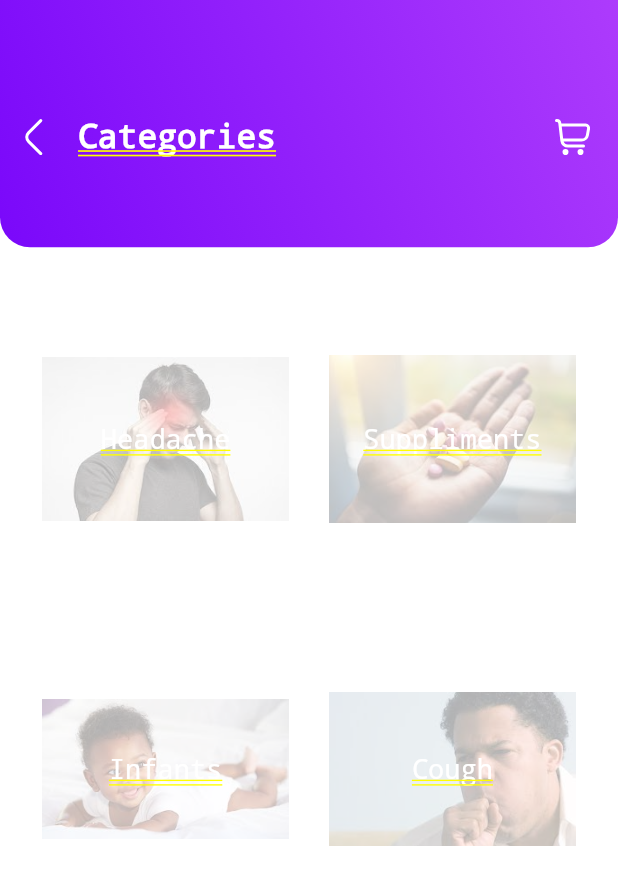
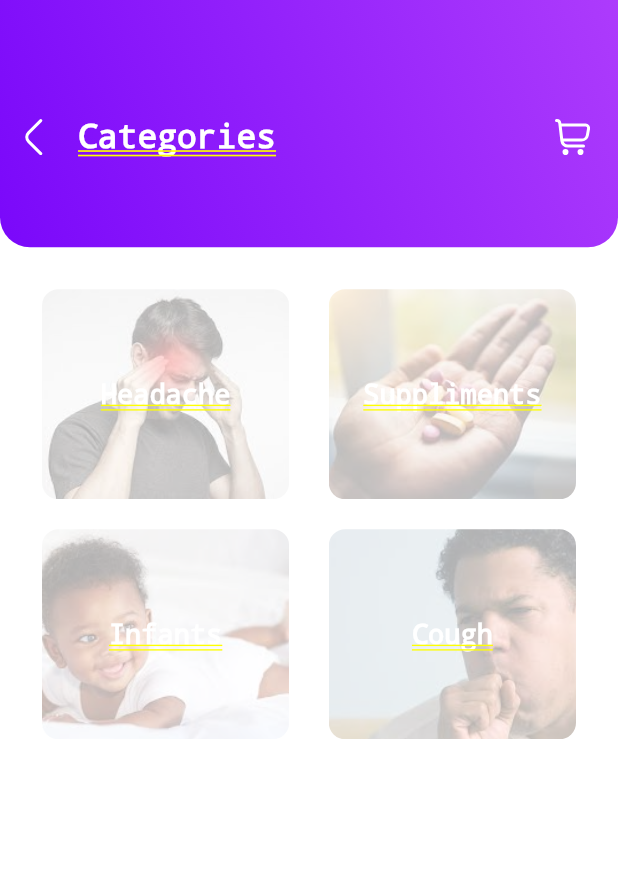
Before and after one commit to George-Onyango/health-repo, a Flutter app: the screen it shows after launch, after a tap on "View All", on a phone screen of 412 x 824 dp. Shown: the top 885 px of the screen. Run offline on Flutter 3.47's test engine with Material 2 defaults, Android fonts, the phone set to English and light mode, and no system bars; our stand-ins replace bloc, flutter_svg.

Commit message:
house keeping

```diff
--- a/lib/Screens/categories.dart
+++ b/lib/Screens/categories.dart
@@ -122,15 +122,16 @@ class Headache extends StatelessWidget {
           "Headache",
           style: TextStyle(
             fontSize: 18,
-            fontWeight: FontWeight.w500,
+            fontWeight: FontWeight.w600,
             color: Colors.white,
           ),
         ),
       ),
-      height: 200,
+      height: 140,
       decoration: BoxDecoration(
         borderRadius: BorderRadius.circular(10.9505),
         image: DecorationImage(
+            fit: BoxFit.cover,
             image: const ExactAssetImage("images/headache.jpeg"),
             colorFilter: ColorFilter.mode(
                 Colors.black.withOpacity(0.3), BlendMode.dstATop)),
@@ -152,18 +153,20 @@ class Suppliments extends StatelessWidget {
           "Suppliments",
           style: TextStyle(
             fontSize: 18,
-            fontWeight: FontWeight.w500,
+            fontWeight: FontWeight.w600,
             color: Colors.white,
           ),
         ),
       ),
-      height: 200,
+      height: 140,
       decoration: BoxDecoration(
         borderRadius: BorderRadius.circular(10.9505),
         image: DecorationImage(
+          fit: BoxFit.cover,
           image: const ExactAssetImage("images/suppliments.jpeg"),
           colorFilter: ColorFilter.mode(
-              Colors.black.withOpacity(0.3), BlendMode.dstATop),
+              const Color.fromARGB(255, 2, 2, 2).withOpacity(0.3),
+              BlendMode.dstATop),
         ),
       ),
     );
@@ -183,15 +186,16 @@ class Infants extends StatelessWidget {
           "Infants",
           style: TextStyle(
             fontSize: 18,
-            fontWeight: FontWeight.w500,
+            fontWeight: FontWeight.w600,
             color: Colors.white,
           ),
         ),
       ),
-      height: 200,
+      height: 140,
       decoration: BoxDecoration(
         borderRadius: BorderRadius.circular(10.9505),
         image: DecorationImage(
+            fit: BoxFit.cover,
             image: const ExactAssetImage("images/infants.jpeg"),
             colorFilter: ColorFilter.mode(
                 Colors.black.withOpacity(0.3), BlendMode.dstATop)),
@@ -213,15 +217,16 @@ class Cough extends StatelessWidget {
           "Cough",
           style: TextStyle(
             fontSize: 18,
-            fontWeight: FontWeight.w500,
+            fontWeight: FontWeight.w600,
             color: Colors.white,
           ),
         ),
       ),
-      height: 200,
+      height: 140,
       decoration: BoxDecoration(
         borderRadius: BorderRadius.circular(10.9505),
         image: DecorationImage(
+            fit: BoxFit.cover,
             image: const ExactAssetImage("images/cough.jpeg"),
             colorFilter: ColorFilter.mode(
                 Colors.black.withOpacity(0.3), BlendMode.dstATop)),
--- a/lib/Screens/medicine.dart
+++ b/lib/Screens/medicine.dart
@@ -2,6 +2,7 @@ import 'package:flutter/material.dart';
 import 'package:health_app/Screens/cart.dart';
 import 'package:health_app/Screens/categories.dart';
 import 'package:health_app/constanst/colors.dart';
+import 'package:health_app/widget/category.dart';
 
 class PharmacyScreen extends StatelessWidget {
   const PharmacyScreen({Key? key}) : super(key: key);
@@ -88,11 +89,7 @@ class PharmacyScreen extends StatelessWidget {
                   ),
                 ],
               ),
-              Row(
-                children: const[
-                  Category()
-                ],
-              )
+                 const CategoryList()
             ],
           ),
           const SizedBox(
--- a/lib/widget/category.dart
+++ b/lib/widget/category.dart
@@ -1,13 +1,33 @@
 import 'package:flutter/material.dart';
+import 'package:health_app/Screens/categories.dart';
 
-class Category extends StatelessWidget {
-  const Category({ Key? key }) : super(key: key);
+class CategoryList extends StatelessWidget {
+  const CategoryList({Key? key}) : super(key: key);
 
   @override
   Widget build(BuildContext context) {
-    return Container(
+    return SizedBox(
+      height: 150,
       child: ListView(
-
+        scrollDirection: Axis.horizontal,
+        children: const [
+          Padding(
+            padding: EdgeInsets.all(8.0),
+            child: Headache(),
+          ),
+          Padding(
+            padding: EdgeInsets.all(8.0),
+            child: Suppliments(),
+          ),
+          Padding(
+            padding: EdgeInsets.all(8.0),
+            child: Infants(),
+          ),
+          Padding(
+            padding: EdgeInsets.all(8.0),
+            child: Cough(),
+          )
+        ],
       ),
     );
   }
```
